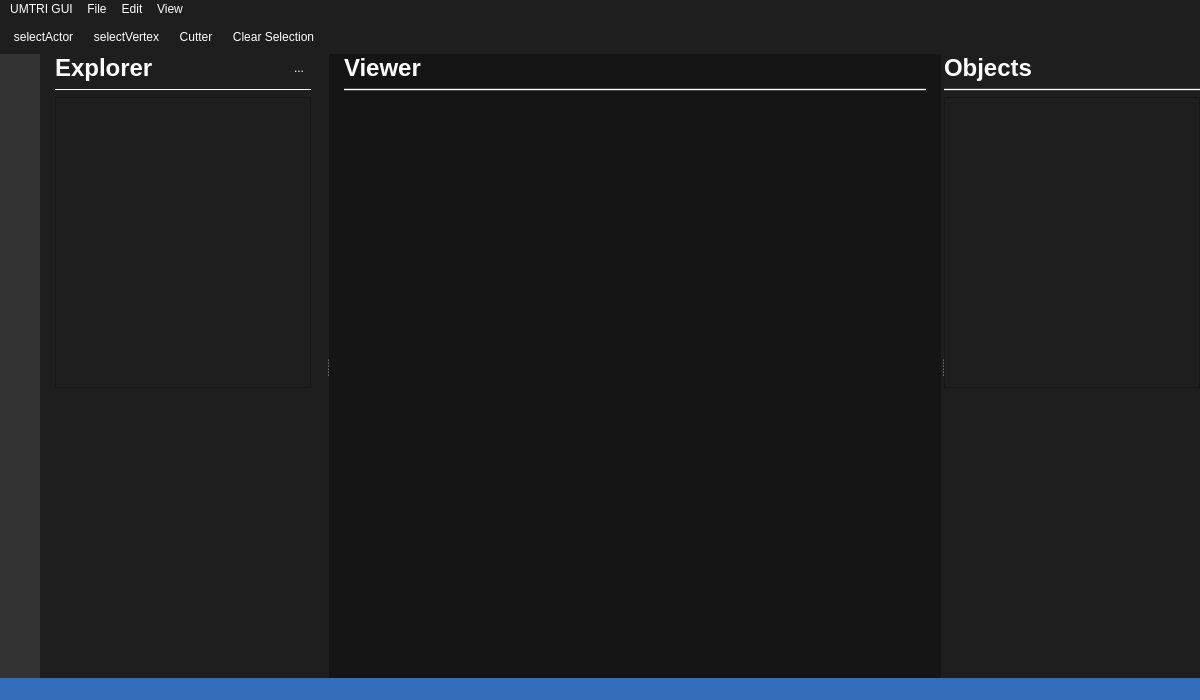
This is viewer_gui.ui in danieljiang520/UMTRI_3DGUI as Qt 5 draws it before an edit. The edited form follows.
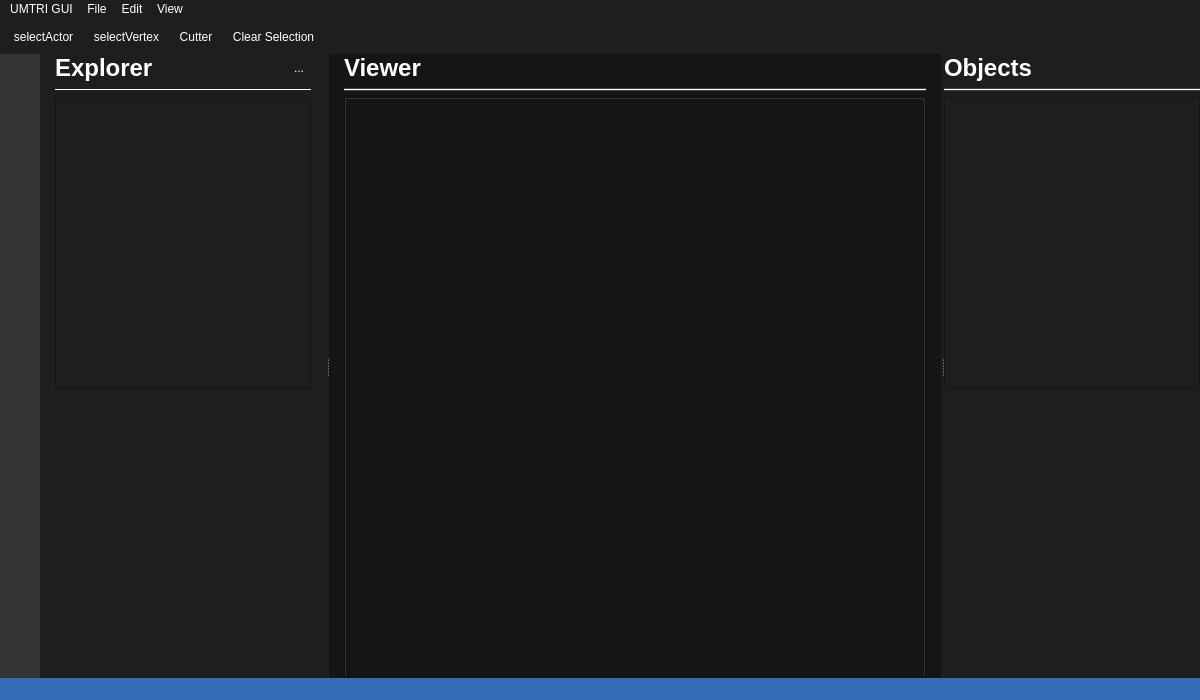
This is the edited form. Icons and pictures are not drawn.

Commit message: finished cutter

Patch:
```diff
--- a/viewer_gui.ui
+++ b/viewer_gui.ui
@@ -424,6 +424,14 @@
           <property name="handleWidth">
            <number>3</number>
           </property>
+          <widget class="QTabWidget" name="tabWidget">
+           <property name="tabsClosable">
+            <bool>true</bool>
+           </property>
+           <property name="movable">
+            <bool>true</bool>
+           </property>
+          </widget>
          </widget>
         </item>
        </layout>
```
Left out of the diff: 4 changed lines with no effect on the pictures. The commit also changes 1 other file.
